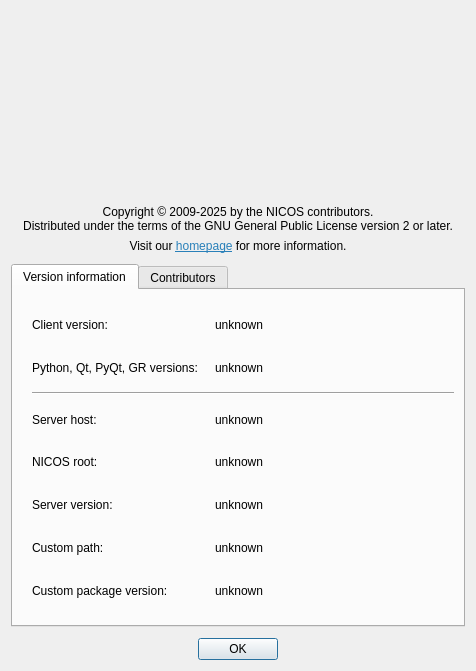
This is nicos/clients/gui/dialogs/about.ui in mlz-ictrl/nicos as Qt 5 draws it before an edit. The edited form follows.
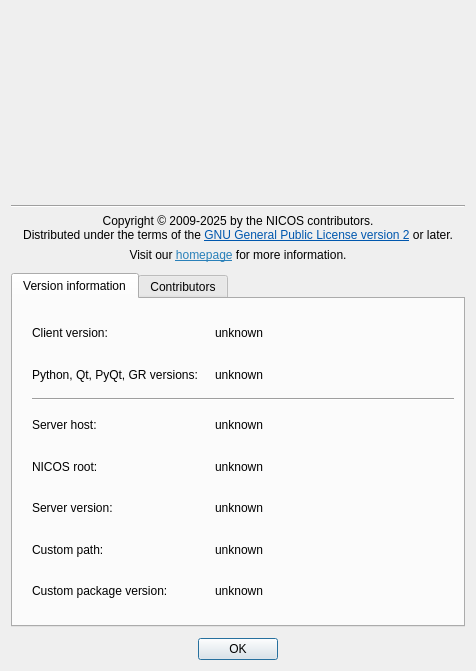
This is the edited form. Icons and pictures are not drawn.

Commit message:
GUI: Add link to GPL to "About" dialog
and actually allow opening the links on click

```diff
--- a/nicos/clients/gui/dialogs/about.ui
+++ b/nicos/clients/gui/dialogs/about.ui
@@ -157,10 +157,17 @@
      </item>
     </layout>
    </item>
+   <item>
+    <widget class="Line" name="line_3">
+     <property name="orientation">
+      <enum>Qt::Horizontal</enum>
+     </property>
+    </widget>
+   </item>
    <item>
     <widget class="QLabel" name="label_2">
      <property name="text">
-      <string>&lt;html&gt;&lt;head/&gt;&lt;body&gt;&lt;p&gt;Copyright © 2009-2025 by the NICOS contributors.&lt;br/&gt;Distributed under the terms of the GNU General Public License version 2 or later.&lt;/p&gt;&lt;/body&gt;&lt;/html&gt;</string>
+      <string>&lt;html&gt;&lt;head/&gt;&lt;body&gt;&lt;p&gt;Copyright © 2009-2025 by the NICOS contributors.&lt;br/&gt;Distributed under the terms of the &lt;a href=&quot;https://www.gnu.org/licenses/old-licenses/gpl-2.0.html.en&quot;&gt;&lt;span style=&quot; text-decoration: underline; color:#0057ae;&quot;&gt;GNU General Public License version 2&lt;/span&gt;&lt;/a&gt; or later.&lt;/p&gt;&lt;/body&gt;&lt;/html&gt;</string>
      </property>
      <property name="textFormat">
       <enum>Qt::RichText</enum>
```
Left out of the diff: 6 changed lines with no effect on the pictures.
